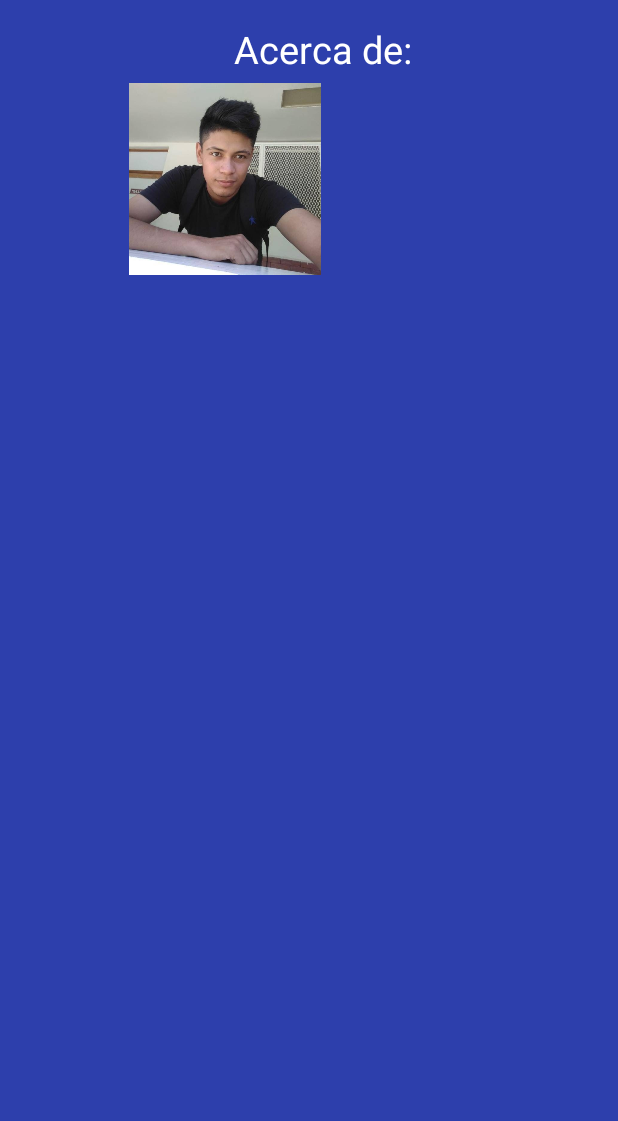
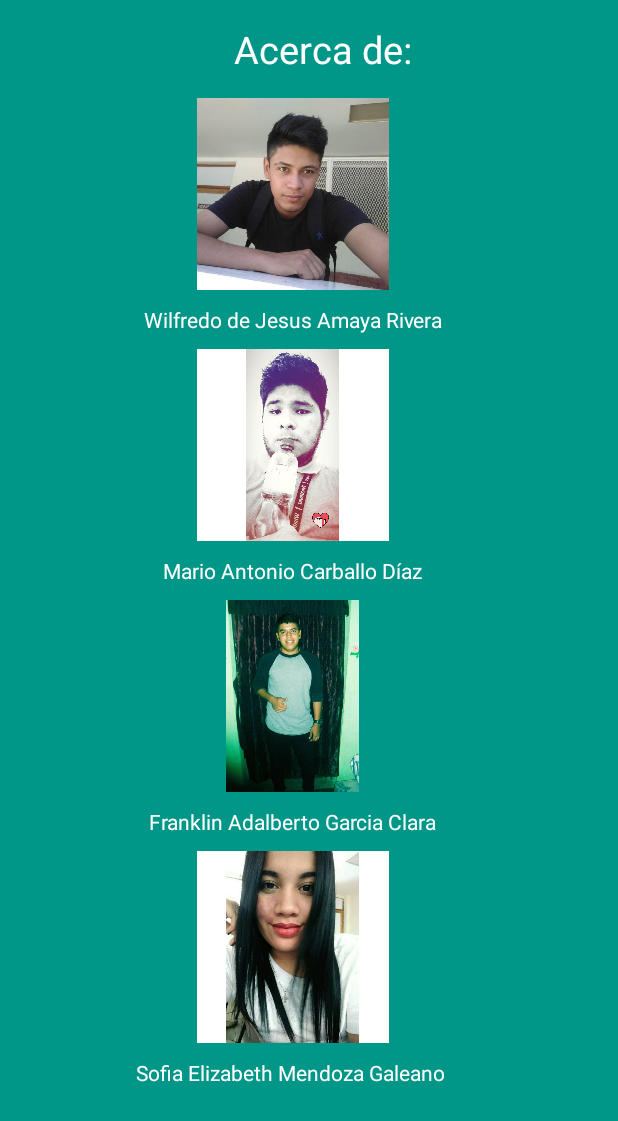
Before and after one commit to MarioCarballo/ProyectoCine, an Android app: the layout acerca_de.xml on its own in the app's theme, with its tools: preview values and no code run, on a phone screen of 412 x 824 dp. Shown: the top 1121 px of the screen. Run offline under Robolectric (Android 15) with nearby library versions, the phone set to English and light mode, and no system bars.

Commit message:
Anexce fotos al Acerca de

```diff
--- a/app/src/main/res/layout/acerca_de.xml
+++ b/app/src/main/res/layout/acerca_de.xml
@@ -4,7 +4,7 @@
     android:orientation="vertical"
     android:layout_width="match_parent"
     android:layout_height="match_parent"
-    android:background="#2D3FAC">
+    android:background="#009688">
 
     <ScrollView
         android:layout_width="wrap_content"
@@ -29,15 +29,64 @@
 
 
             <ImageView
-                android:id="@+id/imageView"
+                android:id="@+id/wil"
+                android:layout_width="390dp"
+                android:layout_height="128dp"
+                android:layout_marginTop="15dp"
+                app:srcCompat="@drawable/wil" />
+
+            <TextView
+                android:layout_width="match_parent"
+                android:layout_height="wrap_content"
+                android:text="Wilfredo de Jesus Amaya Rivera"
+                android:textColor="#fff"
+                android:textAlignment="center"
+                android:layout_marginTop="10dp"/>
+
+            <ImageView
+                android:id="@+id/mario"
                 android:layout_width="match_parent"
                 android:layout_height="128dp"
-                android:layout_marginTop="5dp"
-                app:srcCompat="@drawable/wil"/>
+                android:layout_marginTop="10dp"
+                app:srcCompat="@drawable/mario" />
 
+            <TextView
+                android:layout_width="match_parent"
+                android:layout_height="wrap_content"
+                android:text="Mario Antonio Carballo Díaz"
+                android:textColor="#fff"
+                android:textAlignment="center"
+                android:layout_marginTop="10dp"/>
 
+            <ImageView
+                android:id="@+id/frank"
+                android:layout_width="match_parent"
+                android:layout_height="128dp"
+                android:layout_marginTop="10dp"
+                app:srcCompat="@drawable/frank" />
 
+            <TextView
+                android:layout_width="match_parent"
+                android:layout_height="wrap_content"
+                android:text="Franklin Adalberto Garcia Clara"
+                android:textColor="#fff"
+                android:textAlignment="center"
+                android:layout_marginTop="10dp"/>
 
+            <ImageView
+                android:id="@+id/sofi"
+                android:layout_width="match_parent"
+                android:layout_height="128dp"
+                android:layout_marginTop="10dp"
+                app:srcCompat="@drawable/sofia" />
+
+            <TextView
+                android:layout_width="match_parent"
+                android:layout_height="wrap_content"
+                android:text="Sofia Elizabeth Mendoza Galeano "
+                android:textColor="#fff"
+                android:textAlignment="center"
+                android:layout_marginTop="10dp"/>
 
 
 
```
